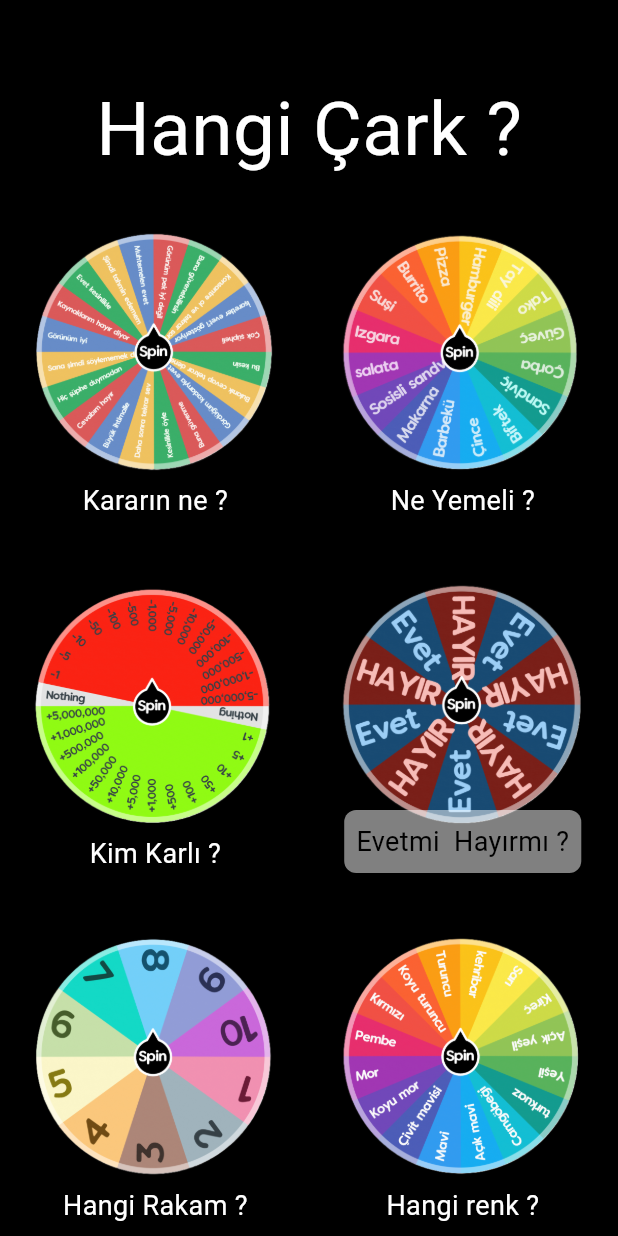
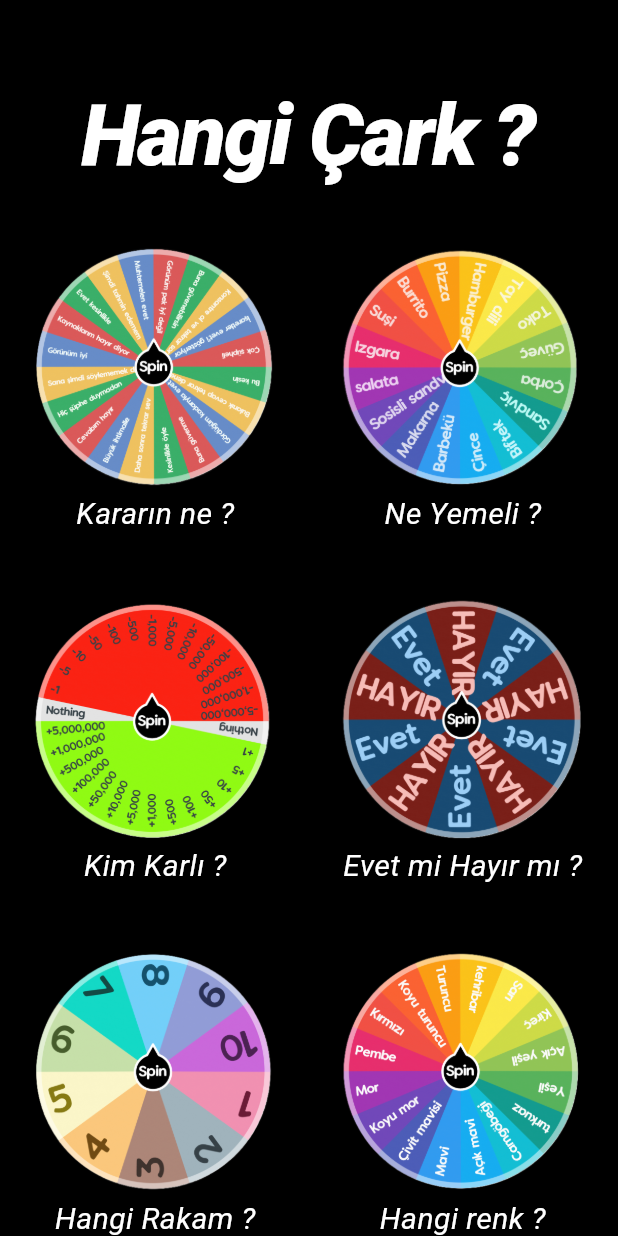
Before and after one commit to y-e-sryldz/wheel-of-fortune, a Flutter app: the screen it shows after launch, after a tap on "BAŞLA", on a phone screen of 412 x 824 dp. Run offline on Flutter 3.47's test engine with Material 3 defaults, Android fonts, the phone set to English and light mode, and no system bars; our stand-ins replace flutter_fortune_wheel, google_fonts, quickalert, rxdart.

Commit message:
karar sayfası bitti

```diff
--- a/lib/carklar/kararlar.dart
+++ b/lib/carklar/kararlar.dart
@@ -1,5 +1,7 @@
 import 'package:flutter/material.dart';
 import 'package:flutter_fortune_wheel/flutter_fortune_wheel.dart';
+import 'package:quickalert/models/quickalert_type.dart';
+import 'package:quickalert/widgets/quickalert_dialog.dart';
 import 'package:rxdart/rxdart.dart';
 
 class kararlar extends StatefulWidget {
@@ -85,8 +87,13 @@ class _kararlarState extends State<kararlar> {
                             setState(() {
                               rewards = items[selected.value];
                             });
-                            ScaffoldMessenger.of(context).showSnackBar(
-                              SnackBar(content: Text("Kararınız: $rewards")),
+                            QuickAlert.show(
+                              context: context,
+                              type: QuickAlertType.success,
+                              title: "${rewards}",
+                              text: 'Kararınız Belli Oldu',
+                              confirmBtnText: "Tamam",
+                              confirmBtnColor: Colors.green,
                             );
                           },
                         )
@@ -147,7 +154,7 @@ class _kararlarState extends State<kararlar> {
                           ),
                           controller: textFieldController,
                           decoration: InputDecoration(
-                            hintText: "Lütfen Veri Giriniz...",
+                            hintText: "Seçenek Giriniz...",
                             filled: true,
                             fillColor: Colors.white,
                             border: OutlineInputBorder(
--- a/lib/screens/login.dart
+++ b/lib/screens/login.dart
@@ -3,7 +3,7 @@ import 'package:flutter/material.dart';
 import 'package:draw_app/screens/select_wheel.dart';
 import 'package:flutter_fortune_wheel/flutter_fortune_wheel.dart';
 import 'package:google_fonts/google_fonts.dart';
-import 'package:rxdart/rxdart.dart'; // Assuming this is the correct path
+import 'package:rxdart/rxdart.dart';
 
 class login extends StatefulWidget {
   const login({Key? key}) : super(key: key);
@@ -137,45 +137,48 @@ class _loginState extends State<login> {
                   'Neyi Seçmeli ?',
                   style: TextStyle(
                     fontSize: 50,
-                    fontWeight: FontWeight.bold,
+                    fontWeight: FontWeight.w900,
                     color: Colors.white,
                     fontFamily: 'Roboto',
+                    fontStyle: FontStyle.italic,
+                    letterSpacing: -1.5,
                   ),
                 ),
                 SizedBox(height: 40),
                 Container(
-                  height: 222,
+                  height: 200,
                   width: 360,
                   decoration: BoxDecoration(
-                    color: Colors.white
-                        .withOpacity(0.4), // Arka planı şeffaf beyaz yap
-                    borderRadius:
-                        BorderRadius.circular(30), // Kenarları yuvarla
+                    color: Colors.white.withOpacity(0.6),
+                    borderRadius: BorderRadius.circular(30),
                   ),
-                  padding: EdgeInsets.all(20), // Kenar boşlukları ayarla
+                  padding: EdgeInsets.all(20),
                   child: Column(
                     children: [
                       Text(
-                        "Eğer bir secim yapmak zorundaysan ve\n"
+                        "Eger bir secim yapmak zorundaysan ve "
                         "birden cok secenek varsa bunu sansa bırak!",
-                        style: GoogleFonts.permanentMarker(
+                        style: GoogleFonts.hanuman(
                           textStyle: TextStyle(
-                            color: Colors.black,
-                            fontSize: 18,
-                            fontWeight: FontWeight.bold
-                          ),
+                              color: Colors.black,
+                              fontSize: 17,
+                              fontWeight: FontWeight.bold),
                         ),
+                        textAlign: TextAlign.center,
+                      ),
+                      SizedBox(
+                        height: 25,
                       ),
                       Text(
-                        "Hangi Restoran?, Hangi Numara?, Ne Yemeli...\n"
+                        "Hangi Restoran?, Hangi Numara...\n"
                         "Limitleri sen koy!",
-                        style: GoogleFonts.permanentMarker(
+                        style: GoogleFonts.hanuman(
                           textStyle: TextStyle(
-                            color: Colors.black,
-                            fontSize: 18,
-                            fontWeight: FontWeight.bold
-                          ),
+                              color: Colors.black,
+                              fontSize: 17,
+                              fontWeight: FontWeight.bold),
                         ),
+                        textAlign: TextAlign.center,
                       ),
                     ],
                   ),
--- a/lib/screens/select_wheel.dart
+++ b/lib/screens/select_wheel.dart
@@ -33,7 +33,14 @@ class _select_wheelState extends State<select_wheel> {
                   ),
                   Text(
                     "Hangi Çark ?",
-                    style: TextStyle(fontSize: 50, color: Colors.white),
+                    style: TextStyle(
+                      fontSize: 57,
+                      fontWeight: FontWeight.w900,
+                      color: Colors.white,
+                      fontFamily: 'Roboto',
+                      fontStyle: FontStyle.italic,
+                      letterSpacing: -1.7,
+                    ),
                   ),
                   Row(
                     mainAxisAlignment: MainAxisAlignment.center,
@@ -63,7 +70,8 @@ class _select_wheelState extends State<select_wheel> {
                                   "Kararın ne ?",
                                   style: TextStyle(
                                     color: Colors.white,
-                                    fontSize: 18,
+                                    fontSize: 20,
+                                    fontStyle: FontStyle.italic,
                                   ),
                                 ),
                               ),
@@ -100,7 +108,8 @@ class _select_wheelState extends State<select_wheel> {
                                   "Ne Yemeli ?",
                                   style: TextStyle(
                                     color: Colors.white,
-                                    fontSize: 18,
+                                    fontSize: 20,
+                                    fontStyle: FontStyle.italic,
                                   ),
                                 ),
                               ),
@@ -141,7 +150,8 @@ class _select_wheelState extends State<select_wheel> {
                                   "Kim Karlı ?",
                                   style: TextStyle(
                                     color: Colors.white,
-                                    fontSize: 18,
+                                    fontSize: 20,
+                                    fontStyle: FontStyle.italic,
                                   ),
                                 ),
                               ),
@@ -173,18 +183,12 @@ class _select_wheelState extends State<select_wheel> {
                             mainAxisAlignment: MainAxisAlignment.end,
                             crossAxisAlignment: CrossAxisAlignment.center,
                             children: [
-                              Container(
-                                padding: EdgeInsets.all(8),
-                                decoration: BoxDecoration(
-                                  color: Colors.white.withOpacity(0.5),
-                                  borderRadius: BorderRadius.circular(8),
-                                ),
-                                child: Text(
-                                  "Evetmi  Hayırmı ?",
-                                  style: TextStyle(
-                                    color: Colors.black,
-                                    fontSize: 18,
-                                  ),
+                              Text(
+                                "Evet mi Hayır mı ?",
+                                style: TextStyle(
+                                  color: Colors.white,
+                                  fontSize: 20,
+                                  fontStyle: FontStyle.italic,
                                 ),
                               ),
                             ],
@@ -225,7 +229,8 @@ class _select_wheelState extends State<select_wheel> {
                                   "Hangi Rakam ?",
                                   style: TextStyle(
                                     color: Colors.white,
-                                    fontSize: 18,
+                                    fontSize: 20,
+                                    fontStyle: FontStyle.italic,
                                   ),
                                 ),
                               ),
@@ -262,7 +267,8 @@ class _select_wheelState extends State<select_wheel> {
                                   "Hangi renk ?",
                                   style: TextStyle(
                                     color: Colors.white,
-                                    fontSize: 18,
+                                    fontSize: 20,
+                                    fontStyle: FontStyle.italic,
                                   ),
                                 ),
                               ),
@@ -302,10 +308,11 @@ class _select_wheelState extends State<select_wheel> {
                             children: [
                               Container(
                                 child: Text(
-                                  "Yazımı Turamı ?",
+                                  "Yazı mı Tura mı ?",
                                   style: TextStyle(
                                     color: Colors.white,
-                                    fontSize: 18,
+                                    fontSize: 20,
+                                    fontStyle: FontStyle.italic,
                                   ),
                                 ),
                               ),
@@ -342,7 +349,8 @@ class _select_wheelState extends State<select_wheel> {
                                   "Hangi Harf ?",
                                   style: TextStyle(
                                     color: Colors.white,
-                                    fontSize: 18,
+                                    fontSize: 20,
+                                    fontStyle: FontStyle.italic,
                                   ),
                                 ),
                               ),
--- a/pubspec.yaml
+++ b/pubspec.yaml
@@ -38,6 +38,7 @@ dependencies:
   google_fonts: ^5.1.0
   flutter_fortune_wheel: ^1.3.1
   rxdart: ^0.27.7
+  quickalert: ^1.1.0
 
 
 dev_dependencies:
```
Also changed, not shown: pubspec.lock.
